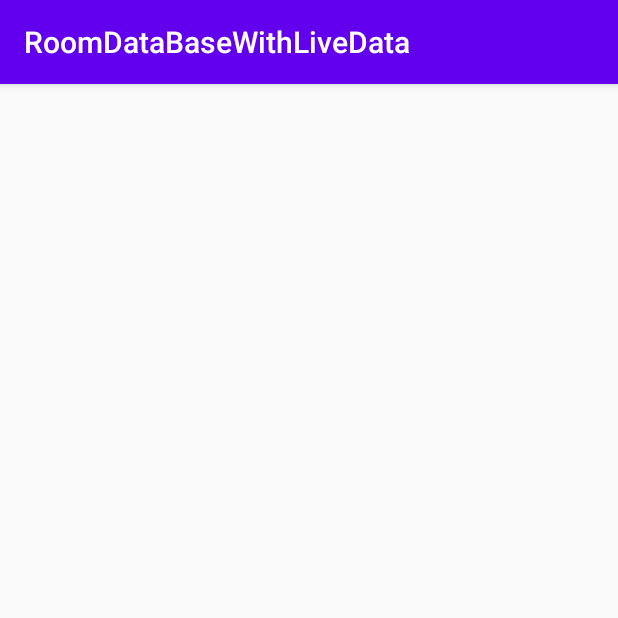
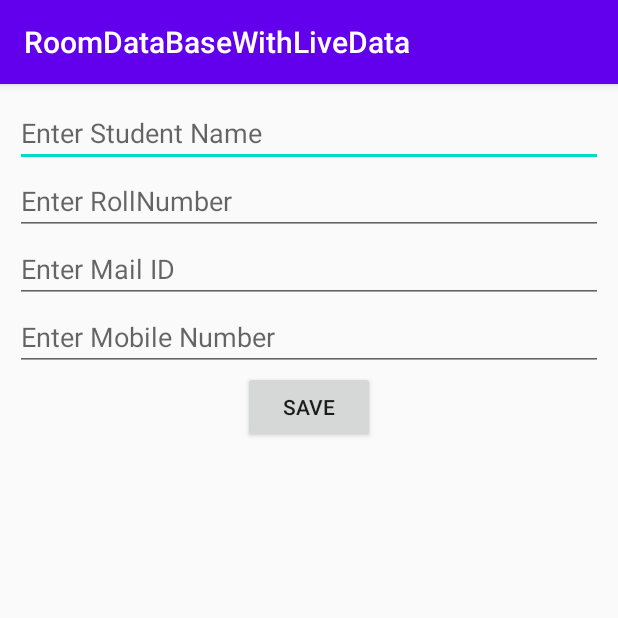
Before and after one commit to bomminisivaprasad/Google-android-developer-fundamentals-Students-, an Android app: the screen it shows after launch (InsertActivity), after a tap on an icon or button, on a phone screen of 412 x 824 dp, the top half of it. Run offline under Robolectric (Android 15) with nearby library versions, the phone set to English and light mode, and no system bars; our stand-ins replace Room's generated code.

Commit message:
RoomDataBase Added

```diff
--- a/RoomDataBaseWithLiveData/app/src/main/java/com/example/roomdatabasewithlivedata/InsertActivity.java
+++ b/RoomDataBaseWithLiveData/app/src/main/java/com/example/roomdatabasewithlivedata/InsertActivity.java
@@ -3,12 +3,38 @@ package com.example.roomdatabasewithlivedata;
 import androidx.appcompat.app.AppCompatActivity;
 
 import android.os.Bundle;
+import android.view.View;
+import android.widget.EditText;
 
 public class InsertActivity extends AppCompatActivity {
 
+    EditText sname,sroll,smobile,smail;
     @Override
     protected void onCreate(Bundle savedInstanceState) {
         super.onCreate(savedInstanceState);
         setContentView(R.layout.activity_insert);
+
+        sname =findViewById(R.id.studentname);
+        sroll = findViewById(R.id.studentrollnumber);
+        smail = findViewById(R.id.studentmailid);
+        smobile = findViewById(R.id.studentmobileNumber);
+
+    }
+
+    public void save(View view) {
+        String name = sname.getText().toString();
+        String mailid = smail.getText().toString();
+        String phone = smobile.getText().toString();
+        String roll = sroll.getText().toString();
+
+        Student student=new Student();
+        student.setName(name);
+        student.setMailID(mailid);
+        student.setMobileNUmber(phone);
+        student.setRollNumber(roll);
+
+        MainActivity.database.myDao().insert(student);
+
+        finish();
     }
 }
--- a/RoomDataBaseWithLiveData/app/src/main/java/com/example/roomdatabasewithlivedata/MainActivity.java
+++ b/RoomDataBaseWithLiveData/app/src/main/java/com/example/roomdatabasewithlivedata/MainActivity.java
@@ -1,7 +1,9 @@
 package com.example.roomdatabasewithlivedata;
 
 import androidx.appcompat.app.AppCompatActivity;
+import androidx.recyclerview.widget.LinearLayoutManager;
 import androidx.recyclerview.widget.RecyclerView;
+import androidx.room.Room;
 
 import android.content.Intent;
 import android.os.Bundle;
@@ -9,10 +11,15 @@ import android.view.View;
 
 import com.google.android.material.floatingactionbutton.FloatingActionButton;
 
+import java.util.List;
+
 public class MainActivity extends AppCompatActivity {
 
     FloatingActionButton fab;
     RecyclerView rv;
+
+    static StudentDatabase database;
+    List<Student> studentList;
 
     @Override
     protected void onCreate(Bundle savedInstanceState) {
@@ -29,7 +36,14 @@ public class MainActivity extends AppCompatActivity {
             }
         });
 
+        database = Room.databaseBuilder(MainActivity.this,
+                StudentDatabase.class,"MyDb")
+                .allowMainThreadQueries().build();
 
+        studentList = database.myDao().readData();
+
+        rv.setLayoutManager(new LinearLayoutManager(MainActivity.this));
+        rv.setAdapter(new MyDataAdapter(MainActivity.this,studentList));
 
     }
 }
--- /dev/null
+++ b/RoomDataBaseWithLiveData/app/src/main/java/com/example/roomdatabasewithlivedata/MyDataAdapter.java
@@ -0,0 +1,68 @@
+package com.example.roomdatabasewithlivedata;
+
+import android.content.Context;
+import android.view.LayoutInflater;
+import android.view.View;
+import android.view.ViewGroup;
+import android.widget.ImageView;
+import android.widget.TextView;
+
+import androidx.annotation.NonNull;
+import androidx.recyclerview.widget.RecyclerView;
+
+import java.util.List;
+
+public class MyDataAdapter extends RecyclerView.Adapter<MyDataAdapter.DataViewHolder> {
+
+    Context ct;
+    List<Student> students;
+    public MyDataAdapter(MainActivity mainActivity, List<Student> studentList) {
+        ct=mainActivity;
+        students = studentList;
+    }
+
+    @NonNull
+    @Override
+    public MyDataAdapter.DataViewHolder onCreateViewHolder(@NonNull ViewGroup parent, int viewType) {
+        View v = LayoutInflater.from(ct).inflate(R.layout.row_design,parent,false);
+        return new DataViewHolder(v);
+    }
+
+    @Override
+    public void onBindViewHolder(@NonNull MyDataAdapter.DataViewHolder holder, int position) {
+        final Student list = students.get(position);
+        holder.rroll.setText(list.getRollNumber());
+        holder.rname.setText(list.getName());
+        holder.rmobile.setText(list.getMobileNUmber());
+        holder.rmail.setText(list.getMailID());
+
+        holder.delete.setOnClickListener(new View.OnClickListener() {
+            @Override
+            public void onClick(View v) {
+                MainActivity.database.myDao().delete(list);
+            }
+        });
+
+
+    }
+
+    @Override
+    public int getItemCount() {
+        return students.size();
+    }
+
+    public class DataViewHolder extends RecyclerView.ViewHolder {
+
+        TextView rname,rmail,rmobile,rroll;
+        ImageView delete;
+
+        public DataViewHolder(@NonNull View itemView) {
+            super(itemView);
+            rname = itemView.findViewById(R.id.readname);
+            rmail = itemView.findViewById(R.id.readMailid);
+            rmobile = itemView.findViewById(R.id.readmobile);
+            rroll = itemView.findViewById(R.id.readroll);
+            delete = itemView.findViewById(R.id.delete);
+        }
+    }
+}
--- /dev/null
+++ b/RoomDataBaseWithLiveData/app/src/main/res/drawable/ic_delete_forever_black_24dp.xml
@@ -0,0 +1,5 @@
+<vector android:height="24dp" android:tint="#FE0709"
+    android:viewportHeight="24.0" android:viewportWidth="24.0"
+    android:width="24dp" xmlns:android="http://schemas.android.com/apk/res/android">
+    <path android:fillColor="#FF000000" android:pathData="M6,19c0,1.1 0.9,2 2,2h8c1.1,0 2,-0.9 2,-2L18,7L6,7v12zM8.46,11.88l1.41,-1.41L12,12.59l2.12,-2.12 1.41,1.41L13.41,14l2.12,2.12 -1.41,1.41L12,15.41l-2.12,2.12 -1.41,-1.41L10.59,14l-2.13,-2.12zM15.5,4l-1,-1h-5l-1,1L5,4v2h14L19,4z"/>
+</vector>
--- a/RoomDataBaseWithLiveData/app/src/main/res/layout/activity_insert.xml
+++ b/RoomDataBaseWithLiveData/app/src/main/res/layout/activity_insert.xml
@@ -1,9 +1,47 @@
 <?xml version="1.0" encoding="utf-8"?>
-<androidx.constraintlayout.widget.ConstraintLayout xmlns:android="http://schemas.android.com/apk/res/android"
+<LinearLayout
+    xmlns:android="http://schemas.android.com/apk/res/android"
     xmlns:app="http://schemas.android.com/apk/res-auto"
     xmlns:tools="http://schemas.android.com/tools"
     android:layout_width="match_parent"
     android:layout_height="match_parent"
+    android:orientation="vertical"
+    android:padding="10dp"
     tools:context=".InsertActivity">
 
-</androidx.constraintlayout.widget.ConstraintLayout>
+    <EditText
+        android:layout_width="match_parent"
+        android:layout_height="wrap_content"
+        android:id="@+id/studentname"
+        android:hint="Enter Student Name"
+        android:inputType="text"/>
+
+    <EditText
+        android:layout_width="match_parent"
+        android:layout_height="wrap_content"
+        android:id="@+id/studentrollnumber"
+        android:hint="Enter RollNumber"
+        android:inputType="text"/>
+    <EditText
+        android:layout_width="match_parent"
+        android:layout_height="wrap_content"
+        android:id="@+id/studentmailid"
+        android:hint="Enter Mail ID"
+        android:inputType="textEmailAddress"/>
+    <EditText
+        android:layout_width="match_parent"
+        android:layout_height="wrap_content"
+        android:id="@+id/studentmobileNumber"
+        android:hint="Enter Mobile Number"
+        android:inputType="phone"/>
+
+    <Button
+        android:layout_width="wrap_content"
+        android:layout_height="wrap_content"
+        android:id="@+id/save"
+        android:text="Save"
+        android:onClick="save"
+        android:layout_gravity="center"/>
+
+
+</LinearLayout>
```
Also changed, not shown: RoomDataBaseWithLiveData/app/src/main/res/layout/row_design.xml (added, +61 -0 lines).
